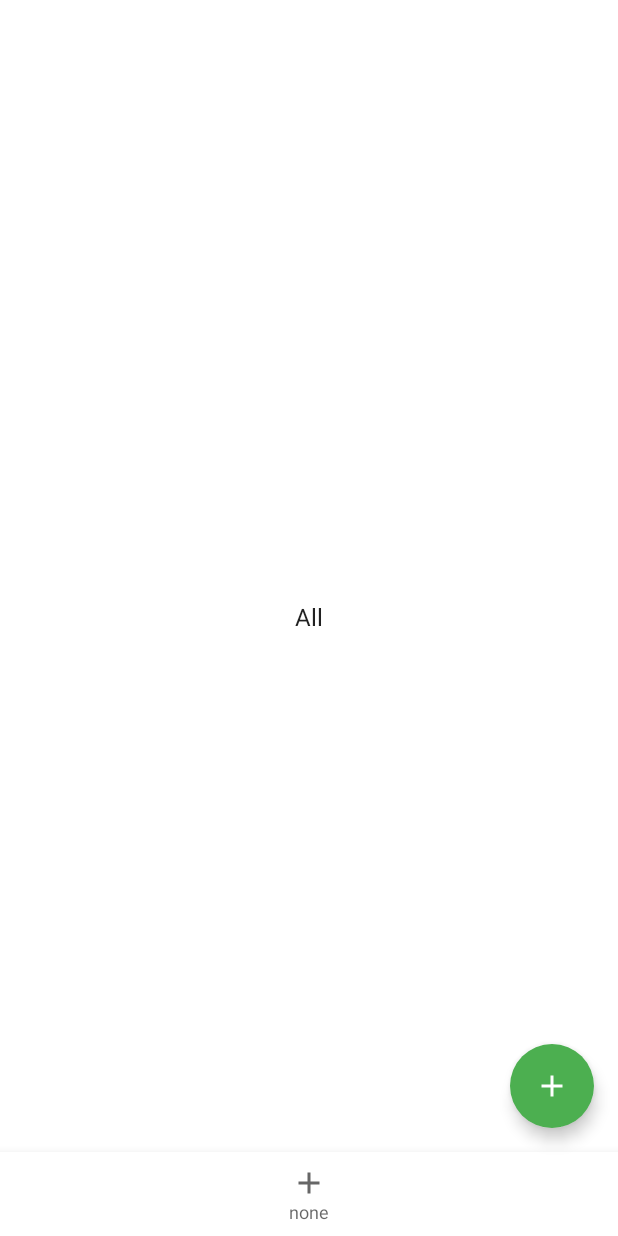
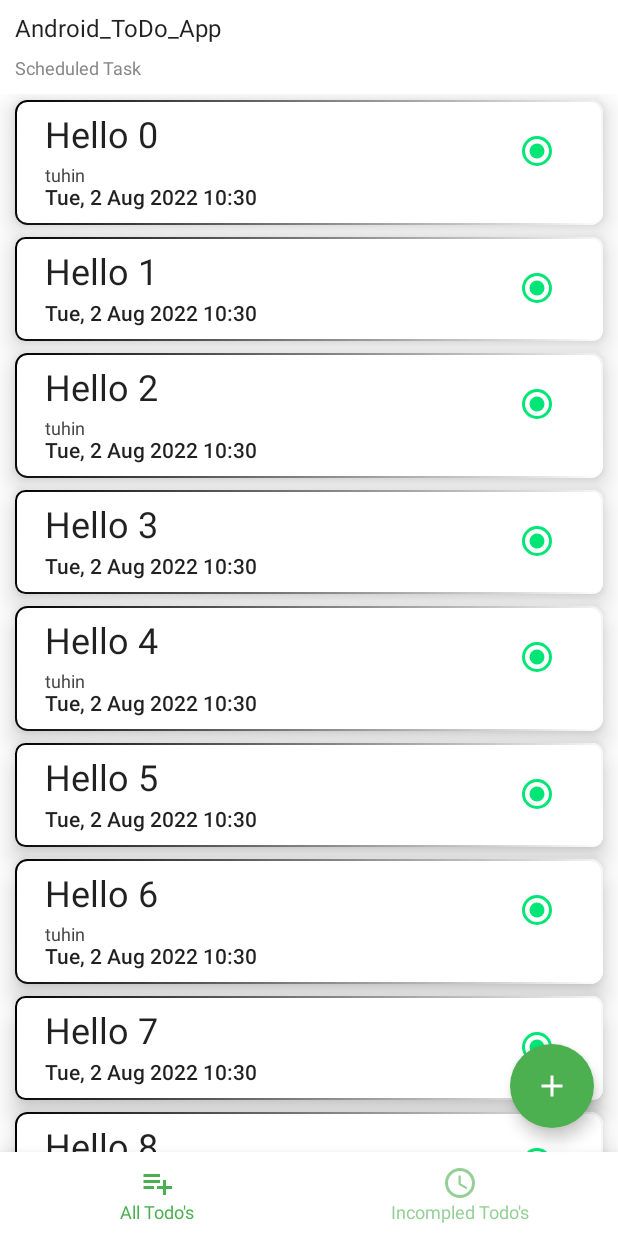
Before and after one commit to tuuhin/android_todo_app, an Android app built with Jetpack Compose: the AllToDoRoute screen opened through its navigation route, on a phone screen of 412 x 824 dp. Run offline under Robolectric (Android 15) with nearby library versions, the phone set to English and light mode, and no system bars; our stand-ins replace accompanist.

Commit message:
creating the user interface

```diff
--- /dev/null
+++ b/app/src/main/java/com/example/android_todo_app/presentation/component/ToDoCard.kt
@@ -0,0 +1,66 @@
+package com.example.android_todo_app.presentation.component
+
+import androidx.compose.foundation.BorderStroke
+import androidx.compose.foundation.layout.*
+import androidx.compose.foundation.shape.RoundedCornerShape
+import androidx.compose.material.*
+import androidx.compose.runtime.*
+import androidx.compose.ui.Alignment
+import androidx.compose.ui.Modifier
+import androidx.compose.ui.graphics.Brush
+import androidx.compose.ui.graphics.Color
+import androidx.compose.ui.unit.dp
+import java.time.LocalDateTime
+import java.time.format.DateTimeFormatter
+
+@Composable
+fun ToDoCard(
+    title:String,
+    description:String?,
+    date: LocalDateTime,
+    isCompleted:Boolean
+){
+    val formatter = remember {
+        DateTimeFormatter.ofPattern("EEE, d MMM yyyy HH:mm")
+    }
+    var selected by remember {
+        mutableStateOf(isCompleted)
+    }
+    Card(
+        modifier = Modifier
+            .fillMaxWidth()
+            .padding(vertical = 4.dp),
+        shape = RoundedCornerShape(10),
+        elevation = 10.dp,
+        border = BorderStroke(1.dp, Brush.linearGradient(
+            colors = listOf(Color.Black,Color.White)
+        )),
+        backgroundColor = MaterialTheme.colors.surface
+    ) {
+       Row(
+           modifier = Modifier
+               .fillMaxWidth()
+               .padding(horizontal = 20.dp, vertical = 10.dp),
+           horizontalArrangement = Arrangement.SpaceBetween,
+           verticalAlignment = Alignment.Top
+       ) {
+           Column{
+               Text(title, style = MaterialTheme.typography.h5)
+               Spacer(modifier = Modifier.height(5.dp))
+               description?.let {
+                   Text(
+                       description,
+                       style = MaterialTheme.typography.caption.copy(Color.DarkGray)
+                   )
+               }
+               Text(
+                   style = MaterialTheme.typography.button,
+                   text = date.format(formatter),
+               )
+           }
+         RadioButton(selected = selected, onClick = {
+             selected = !selected
+         })
+       }
+    }
+}
--- a/app/src/main/java/com/example/android_todo_app/presentation/navigation/BottomNavigation.kt
+++ b/app/src/main/java/com/example/android_todo_app/presentation/navigation/BottomNavigation.kt
@@ -2,22 +2,47 @@ package com.example.android_todo_app.presentation.navigation
 
 import androidx.compose.material.*
 import androidx.compose.material.icons.Icons
-import androidx.compose.material.icons.filled.Add
+import androidx.compose.material.icons.filled.*
 import androidx.compose.runtime.Composable
+import androidx.compose.runtime.rememberCoroutineScope
 import androidx.compose.ui.unit.dp
+import com.google.accompanist.pager.ExperimentalPagerApi
+import com.google.accompanist.pager.PagerState
+import kotlinx.coroutines.launch
 
+@OptIn(ExperimentalPagerApi::class)
 @Composable
-fun BottomNavigation() {
+fun BottomNavigation(
+    pagerState: PagerState
+) {
+    val scope = rememberCoroutineScope()
     BottomAppBar(
         elevation = 10.dp,
         backgroundColor = MaterialTheme.colors.background
     ) {
        BottomNavigationItem(
-           selected = false,
-           onClick = {  },
-           icon = { Icon(imageVector = Icons.Default.Add, contentDescription = "add ") },
-           label = {Text(text = "none")
-           }
+           selectedContentColor = MaterialTheme.colors.primary,
+           selected = pagerState.currentPage==0,
+           onClick = {
+               scope.launch {
+                   pagerState.animateScrollToPage(0)
+               }
+           },
+           icon = { Icon(imageVector = Icons.Default.PlaylistAdd, contentDescription = "add ") },
+           label = { Text(text = "All Todo's")}
+
        )
+        BottomNavigationItem(
+            selected = pagerState.currentPage==1,
+            selectedContentColor = MaterialTheme.colors.primary,
+            onClick = {
+                scope.launch {
+                    pagerState.animateScrollToPage(1)
+                }
+            },
+            icon = { Icon(imageVector = Icons.Default.Schedule, contentDescription = "add ") },
+            label = { Text(text = "Incompled Todo's")}
+        )
+
     }
 }
--- /dev/null
+++ b/app/src/main/java/com/example/android_todo_app/presentation/navigation/CompletedTododTab.kt
@@ -0,0 +1,49 @@
+package com.example.android_todo_app.presentation.navigation
+
+import androidx.compose.foundation.layout.Box
+import androidx.compose.foundation.layout.Column
+import androidx.compose.foundation.layout.fillMaxSize
+import androidx.compose.foundation.layout.padding
+import androidx.compose.foundation.lazy.LazyColumn
+import androidx.compose.foundation.lazy.items
+import androidx.compose.material.MaterialTheme
+import androidx.compose.material.Text
+import androidx.compose.runtime.Composable
+import androidx.compose.ui.Modifier
+import androidx.compose.ui.graphics.Color
+import androidx.compose.ui.res.stringResource
+import androidx.compose.ui.unit.dp
+import com.example.android_todo_app.R
+import com.example.android_todo_app.presentation.component.ToDoCard
+import java.time.LocalDate
+import java.time.LocalDateTime
+import kotlin.random.Random
+
+@Composable
+fun CompletedTodoTab() {
+    Box(
+        modifier = Modifier
+            .fillMaxSize()
+            .padding(10.dp)
+    ) {
+        Column(content = {
+            Text(text = stringResource(R.string.app_name ))
+            Text(
+                text = "Scheduled Task",
+                style = MaterialTheme.typography.caption.copy(Color.Gray),
+                modifier = Modifier.padding(vertical = 10.dp)
+            )
+            LazyColumn {
+                items(1000) {
+                    ToDoCard(
+                        title = "Hello $it",
+                        description = if (it % 2 == 0) "tuhin" else null,
+                        date = LocalDateTime.now(),
+                        isCompleted = Random(45).nextInt() % 4 == 2
+                    )
+                }
+            }
+        })
+
+    }
+}
--- a/app/src/main/java/com/example/android_todo_app/presentation/screens/AllToDoRoute.kt
+++ b/app/src/main/java/com/example/android_todo_app/presentation/screens/AllToDoRoute.kt
@@ -1,23 +1,26 @@
 package com.example.android_todo_app.presentation.screens
 
-import androidx.compose.foundation.layout.Box
-import androidx.compose.foundation.layout.fillMaxSize
 import androidx.compose.foundation.shape.RoundedCornerShape
 import androidx.compose.material.*
 import androidx.compose.material.icons.Icons
 import androidx.compose.material.icons.filled.Add
 import androidx.compose.runtime.Composable
-import androidx.compose.ui.Alignment
-import androidx.compose.ui.Modifier
 import androidx.navigation.NavController
 import com.example.android_todo_app.presentation.navigation.BottomNavigation
+import com.example.android_todo_app.presentation.navigation.CompletedTodoTab
+import com.example.android_todo_app.presentation.navigation.IncompleteTodoTab
+import com.google.accompanist.pager.ExperimentalPagerApi
+import com.google.accompanist.pager.HorizontalPager
+import com.google.accompanist.pager.rememberPagerState
 
+@OptIn(ExperimentalPagerApi::class)
 @Composable
 fun AllToDoRoute(
     navController: NavController
 ) {
+    val pagerState = rememberPagerState(pageCount = 2)
     Scaffold(
-        bottomBar = { BottomNavigation() },
+        bottomBar = { BottomNavigation(pagerState) },
         floatingActionButton = {
             FloatingActionButton(onClick = {
                 navController.navigate(Routes.CreateToDo.route)
@@ -33,11 +36,11 @@ fun AllToDoRoute(
 
     )
     {
-        Box(
-            modifier = Modifier.fillMaxSize(),
-            contentAlignment = Alignment.Center
-        ) {
-            Text(text = "All")
+        HorizontalPager(state = pagerState) { page ->
+            when(page){
+                0 -> CompletedTodoTab()
+                1 -> IncompleteTodoTab()
+            }
         }
     }
 }
```
